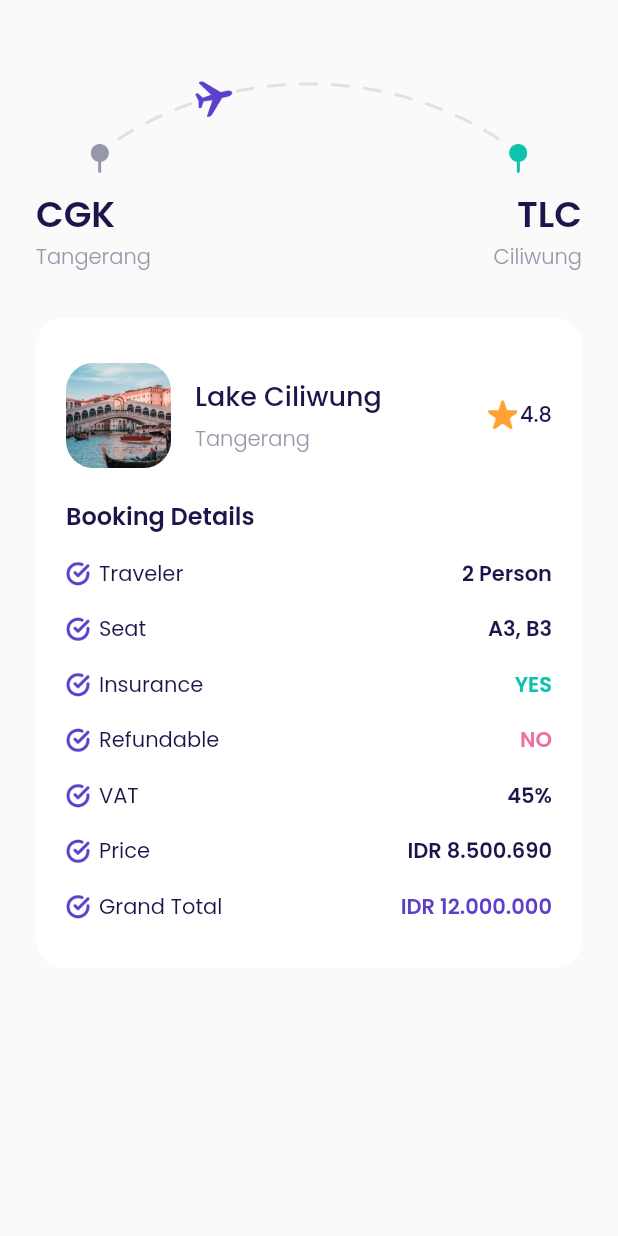
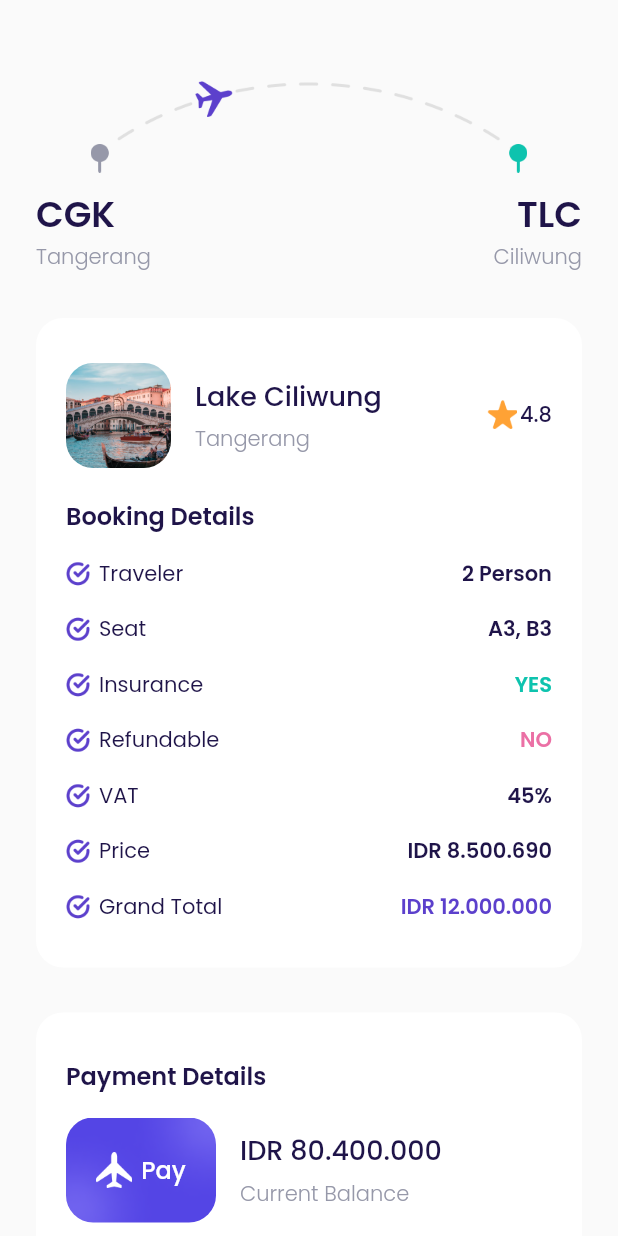
Before and after one commit to irmanyazid/travel-and-airplane-apps, a Flutter app: the CheckoutPage screen opened directly, on a phone screen of 412 x 824 dp. Run offline on Flutter 3.47's test engine with Material 2 defaults, Android fonts, the phone set to English and light mode, and no system bars; our stand-ins replace google_fonts.

Commit message:
slicing checkout page - payment details & buttons

```diff
--- a/lib/ui/pages/checkout_page.dart
+++ b/lib/ui/pages/checkout_page.dart
@@ -1,5 +1,6 @@
 import 'package:airplane/shared/theme.dart';
 import 'package:airplane/ui/widgets/booking_details_item.dart';
+import 'package:airplane/ui/widgets/custom_bottom.dart';
 import 'package:flutter/material.dart';
 
 class CheckoutPage extends StatelessWidget {
@@ -204,6 +205,129 @@ class CheckoutPage extends StatelessWidget {
       );
     }
 
+    Widget paymentDetails() {
+      return Container(
+        margin: EdgeInsets.only(top: 30),
+        padding: EdgeInsets.symmetric(
+          horizontal: 20,
+          vertical: 30,
+        ),
+        decoration: BoxDecoration(
+          borderRadius: BorderRadius.circular(18),
+          color: kWhiteColor,
+        ),
+        child: Column(
+          crossAxisAlignment: CrossAxisAlignment.start,
+          children: [
+            Text(
+              'Payment Details',
+              style: blackTextStyle.copyWith(
+                fontSize: 16,
+                fontWeight: semiBold,
+              ),
+            ),
+            Container(
+              margin: EdgeInsets.only(top: 16),
+              child: Row(
+                children: [
+                  Container(
+                    width: 100,
+                    height: 70,
+                    margin: EdgeInsets.only(right: 16),
+                    decoration: BoxDecoration(
+                      borderRadius: BorderRadius.circular(18),
+                      image: DecorationImage(
+                        fit: BoxFit.cover,
+                        image: AssetImage(
+                          'assets/image_card.png',
+                        ),
+                      ),
+                    ),
+                    child: Center(
+                      child: Row(
+                        mainAxisAlignment: MainAxisAlignment.center,
+                        children: [
+                          Container(
+                            width: 24,
+                            height: 24,
+                            margin: EdgeInsets.only(right: 6),
+                            decoration: BoxDecoration(
+                              image: DecorationImage(
+                                image: AssetImage(
+                                  'assets/icon_plane.png',
+                                ),
+                              ),
+                            ),
+                          ),
+                          Text(
+                            'Pay',
+                            style: whiteTextStyle.copyWith(
+                              fontSize: 16,
+                              fontWeight: medium,
+                            ),
+                          ),
+                        ],
+                      ),
+                    ),
+                  ),
+                  Expanded(
+                    child: Column(
+                      crossAxisAlignment: CrossAxisAlignment.start,
+                      children: [
+                        Text(
+                          'IDR 80.400.000',
+                          style: blackTextStyle.copyWith(
+                            fontSize: 18,
+                            fontWeight: medium,
+                          ),
+                          overflow: TextOverflow.ellipsis,
+                        ),
+                        SizedBox(
+                          height: 5,
+                        ),
+                        Text(
+                          'Current Balance',
+                          style: greyTextStyle.copyWith(
+                            fontWeight: light,
+                          ),
+                        ),
+                      ],
+                    ),
+                  ),
+                ],
+              ),
+            ),
+          ],
+        ),
+      );
+    }
+
+    Widget payNowButton() {
+      return CustomBottom(
+        title: 'Pay Now',
+        onPressed: () {},
+        margin: EdgeInsets.only(top: 30),
+      );
+    }
+
+    Widget tacButton() {
+      return Container(
+        alignment: Alignment.center,
+        margin: EdgeInsets.only(
+          top: 30,
+          bottom: 30,
+        ),
+        child: Text(
+          'Terms and Conditions',
+          style: greyTextStyle.copyWith(
+            fontSize: 16,
+            fontWeight: light,
+            decoration: TextDecoration.underline,
+          ),
+        ),
+      );
+    }
+
     return Scaffold(
       backgroundColor: kBackgroundColor,
       body: ListView(
@@ -213,6 +337,9 @@ class CheckoutPage extends StatelessWidget {
         children: [
           route(),
           bookingDetails(),
+          paymentDetails(),
+          payNowButton(),
+          tacButton(),
         ],
       ),
     );
```
